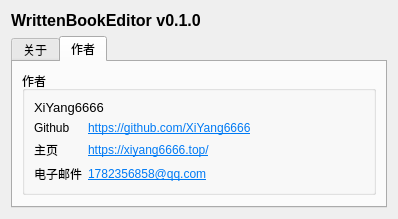
The window that src/writtenbookeditor/gui/about_form.ui (XiYang6666/WrittenBookEditor) describes before a commit, drawn with Qt 5.
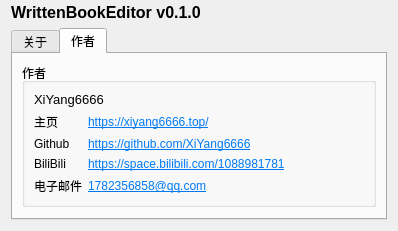
The same window after the commit. The open tabs and pages were chosen to show the change.

The edit to the form file:
```diff
--- a/src/writtenbookeditor/gui/about_form.ui
+++ b/src/writtenbookeditor/gui/about_form.ui
@@ -6,14 +6,17 @@
    <rect>
     <x>0</x>
     <y>0</y>
-    <width>318</width>
-    <height>200</height>
+    <width>320</width>
+    <height>180</height>
    </rect>
   </property>
   <property name="windowTitle">
    <string>关于</string>
   </property>
   <layout class="QVBoxLayout" name="verticalLayout_2">
+   <property name="topMargin">
+    <number>3</number>
+   </property>
    <item>
     <layout class="QVBoxLayout" name="verticalLayout">
      <item>
@@ -68,56 +71,29 @@
          </property>
          <layout class="QGridLayout" name="gridLayout">
           <item row="2" column="0">
-           <widget class="QLabel" name="label_7">
-            <property name="text">
-             <string>主页</string>
-            </property>
-           </widget>
-          </item>
-          <item row="1" column="1">
-           <widget class="QLabel" name="label_6">
-            <property name="text">
-             <string>&lt;html&gt;&lt;head/&gt;&lt;body&gt;&lt;p&gt;&lt;a href=&quot;https://github.com/XiYang6666&quot;&gt;&lt;span style=&quot; text-decoration: underline; color:#007af4;&quot;&gt;https://github.com/XiYang6666&lt;/span&gt;&lt;/a&gt;&lt;/p&gt;&lt;/body&gt;&lt;/html&gt;</string>
-            </property>
-            <property name="openExternalLinks">
-             <bool>true</bool>
-            </property>
-           </widget>
-          </item>
-          <item row="3" column="1">
-           <widget class="QLabel" name="label_4">
-            <property name="text">
-             <string>&lt;html&gt;&lt;head/&gt;&lt;body&gt;&lt;p&gt;&lt;a href=&quot;mailto:1782356858@qq.com&quot;&gt;&lt;span style=&quot; text-decoration: underline; color:#007af4;&quot;&gt;1782356858@qq.com&lt;/span&gt;&lt;/a&gt;&lt;/p&gt;&lt;/body&gt;&lt;/html&gt;</string>
-            </property>
-            <property name="openExternalLinks">
-             <bool>true</bool>
-            </property>
-           </widget>
-          </item>
-          <item row="2" column="1">
-           <widget class="QLabel" name="label_8">
-            <property name="text">
-             <string>&lt;html&gt;&lt;head/&gt;&lt;body&gt;&lt;p&gt;&lt;a href=&quot;https://xiyang6666.top/&quot;&gt;&lt;span style=&quot; text-decoration: underline; color:#007af4;&quot;&gt;https://xiyang6666.top/&lt;/span&gt;&lt;/a&gt;&lt;/p&gt;&lt;/body&gt;&lt;/html&gt;</string>
-            </property>
-            <property name="openExternalLinks">
-             <bool>true</bool>
-            </property>
-           </widget>
-          </item>
-          <item row="1" column="0">
            <widget class="QLabel" name="label_5">
             <property name="text">
              <string>Github</string>
             </property>
            </widget>
           </item>
-          <item row="3" column="0">
+          <item row="4" column="0">
            <widget class="QLabel" name="label_3">
             <property name="text">
              <string>电子邮件</string>
             </property>
            </widget>
           </item>
+          <item row="4" column="1">
+           <widget class="QLabel" name="label_4">
+            <property name="text">
+             <string>&lt;html&gt;&lt;head/&gt;&lt;body&gt;&lt;p&gt;&lt;a href=&quot;mailto:1782356858@qq.com&quot;&gt;&lt;span style=&quot; text-decoration: underline; color:#007af4;&quot;&gt;1782356858@qq.com&lt;/span&gt;&lt;/a&gt;&lt;/p&gt;&lt;/body&gt;&lt;/html&gt;</string>
+            </property>
+            <property name="openExternalLinks">
+             <bool>true</bool>
+            </property>
+           </widget>
+          </item>
           <item row="0" column="0" colspan="3">
            <widget class="QLabel" name="label_2">
             <property name="font">
@@ -130,7 +106,7 @@
             </property>
            </widget>
           </item>
-          <item row="3" column="2">
+          <item row="4" column="2">
            <spacer name="horizontalSpacer">
             <property name="orientation">
              <enum>Qt::Horizontal</enum>
@@ -143,6 +119,50 @@
             </property>
            </spacer>
           </item>
+          <item row="2" column="1">
+           <widget class="QLabel" name="label_6">
+            <property name="text">
+             <string>&lt;html&gt;&lt;head/&gt;&lt;body&gt;&lt;p&gt;&lt;a href=&quot;https://github.com/XiYang6666&quot;&gt;&lt;span style=&quot; text-decoration: underline; color:#007af4;&quot;&gt;https://github.com/XiYang6666&lt;/span&gt;&lt;/a&gt;&lt;/p&gt;&lt;/body&gt;&lt;/html&gt;</string>
+            </property>
+            <property name="openExternalLinks">
+             <bool>true</bool>
+            </property>
+           </widget>
+          </item>
+          <item row="1" column="0">
+           <widget class="QLabel" name="label_7">
+            <property name="text">
+             <string>主页</string>
+            </property>
+           </widget>
+          </item>
+          <item row="1" column="1">
+           <widget class="QLabel" name="label_8">
+            <property name="text">
+             <string>&lt;html&gt;&lt;head/&gt;&lt;body&gt;&lt;p&gt;&lt;a href=&quot;https://xiyang6666.top/&quot;&gt;&lt;span style=&quot; text-decoration: underline; color:#007af4;&quot;&gt;https://xiyang6666.top/&lt;/span&gt;&lt;/a&gt;&lt;/p&gt;&lt;/body&gt;&lt;/html&gt;</string>
+            </property>
+            <property name="openExternalLinks">
+             <bool>true</bool>
+            </property>
+           </widget>
+          </item>
+          <item row="3" column="0">
+           <widget class="QLabel" name="label_10">
+            <property name="text">
+             <string>BiliBili</string>
+            </property>
+           </widget>
+          </item>
+          <item row="3" column="1">
+           <widget class="QLabel" name="label_11">
+            <property name="mouseTracking">
+             <bool>true</bool>
+            </property>
+            <property name="text">
+             <string>&lt;html&gt;&lt;head/&gt;&lt;body&gt;&lt;p&gt;&lt;a href=&quot;https://space.bilibili.com/1088981781&quot;&gt;&lt;span style=&quot; text-decoration: underline; color:#007af4;&quot;&gt;https://space.bilibili.com/1088981781&lt;/span&gt;&lt;/a&gt;&lt;/p&gt;&lt;/body&gt;&lt;/html&gt;</string>
+            </property>
+           </widget>
+          </item>
          </layout>
         </widget>
        </item>
```
